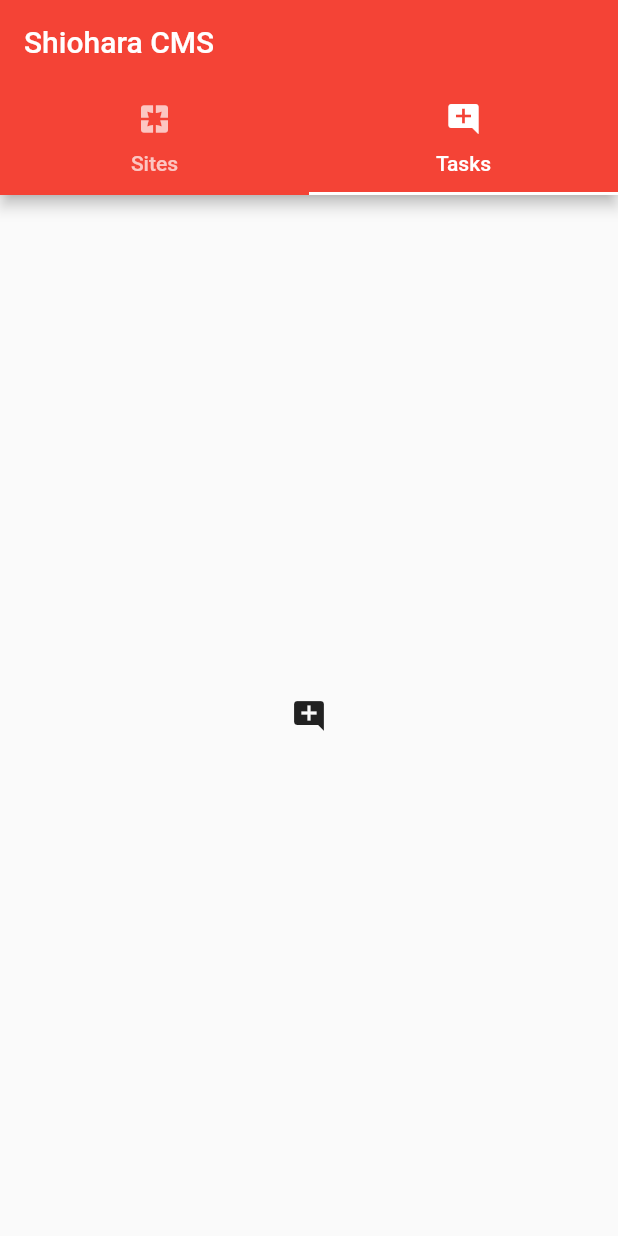
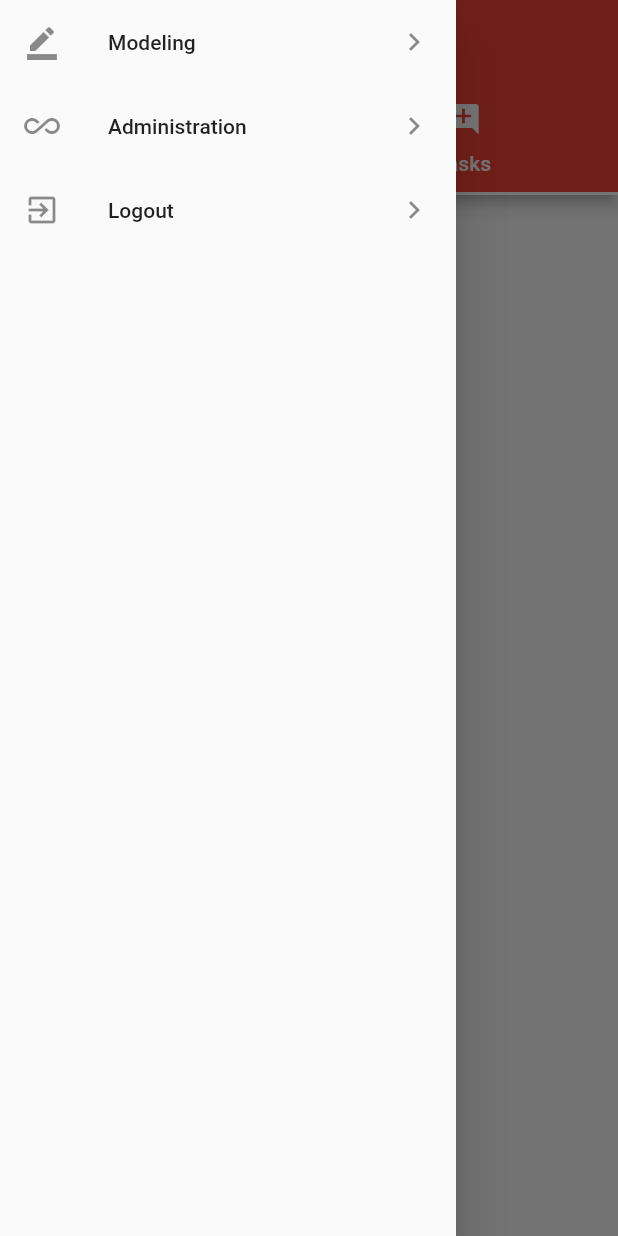
Before and after one commit to ShioCMS/shio-mobile, a Flutter app: the screen it shows after launch, tab 2 chosen, with the side drawer open (before the commit the screen has no drawer), on a phone screen of 412 x 824 dp. Run offline on Flutter 3.47's test engine with Material 2 defaults, Android fonts, the phone set to English and light mode, and no system bars; network calls fail.

Commit message:
- Drawer

```diff
--- a/lib/main.dart
+++ b/lib/main.dart
@@ -180,6 +180,27 @@ class MyApp extends StatelessWidget {
                 ),
                 title: Text('Shiohara CMS'),
               ),
+              drawer: Drawer(
+                child: ListView(
+                  children: <Widget>[
+                    ListTile(
+                      title: Text("Modeling"),
+                      leading: Icon(Icons.border_color),
+                      trailing: Icon(Icons.keyboard_arrow_right),
+                    ),
+                    ListTile(
+                      title: Text("Administration"),
+                      leading: Icon(Icons.all_inclusive),
+                      trailing: Icon(Icons.keyboard_arrow_right),
+                    ),
+                    ListTile(
+                      title: Text("Logout"),
+                      leading: Icon(Icons.exit_to_app),
+                      trailing: Icon(Icons.keyboard_arrow_right),
+                    ),
+                  ],
+                ),
+              ),
               body: TabBarView(
                 children: [
                   Center(
```
